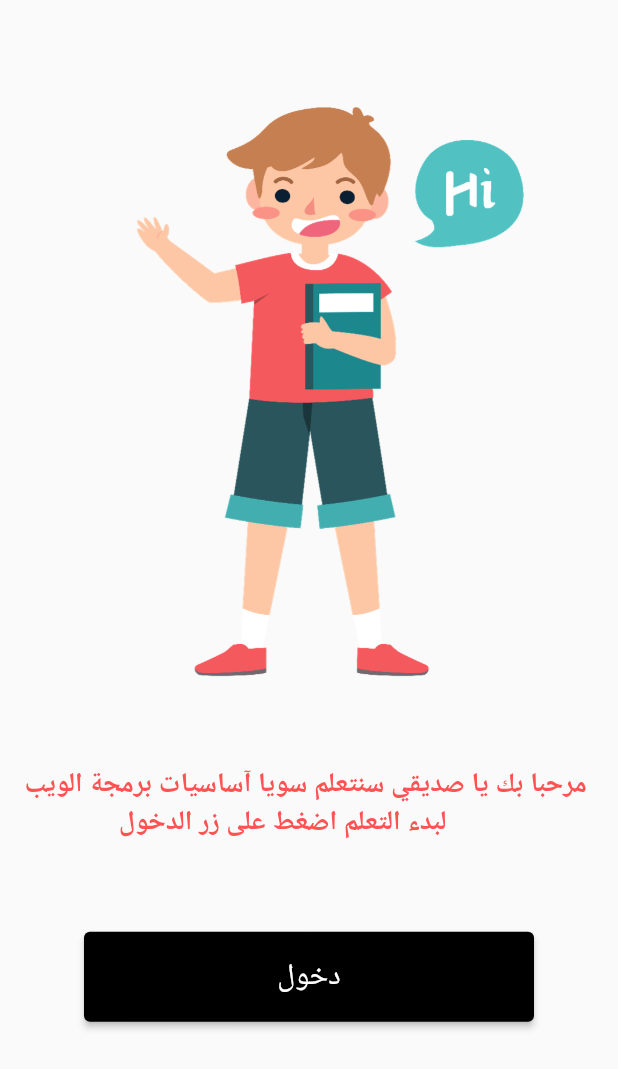
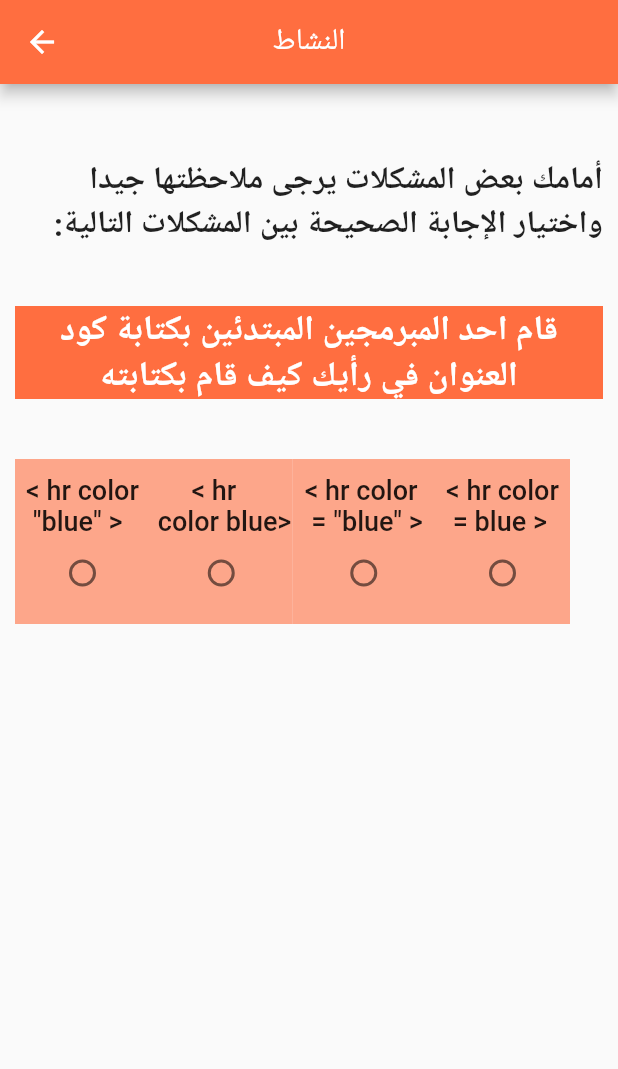
Before and after one commit to AnasKhaled1876/Intro-to-HTML, a Flutter app: the screen it shows after launch, on a phone screen of 412 x 824 dp. Shown: the top 1069 px of the screen. Run offline on Flutter 3.47's test engine with Material 2 defaults, Android fonts, the phone set to English and light mode, and no system bars; our stand-ins replace cloud_firestore, firebase_core, sqflite, youtube_player_flutter; accounts and stored records are empty.

Commit message:
Finished Lesson Four and Added Snackbar for wrong answers in Lesson one

```diff
--- /dev/null
+++ b/lib/lesson_four_page.dart
@@ -0,0 +1,275 @@
+import 'package:flutter/material.dart';
+import 'package:intro_to_html/lessons_page.dart';
+
+class LessonFourStudy extends StatelessWidget {
+  const LessonFourStudy({Key? key}) : super(key: key);
+
+  @override
+  Widget build(BuildContext context) {
+    return Scaffold(
+      appBar: AppBar(
+        centerTitle: true,
+        backgroundColor: Colors.deepOrangeAccent,
+        leading: IconButton(
+          onPressed: () {
+            Navigator.of(context).pop();
+          },
+          icon: const Icon(Icons.arrow_back),
+        ),
+        title: const Text("الدرس الرابع"),
+      ),
+      body: Container(
+        margin: const EdgeInsets.symmetric(horizontal: 10.0),
+        child: Column(
+          mainAxisAlignment: MainAxisAlignment.spaceAround,
+          children: <Widget>[
+            Expanded(
+              flex: 9,
+              child: Center(
+                child: Image.asset("assets/lesson4.png"),
+              ),
+            ),
+            Expanded(
+              flex: 1,
+              child: ElevatedButton(
+                onPressed: () {
+                  Navigator.push(
+                      context,
+                      MaterialPageRoute(
+                          builder: (context) => const LessonFourActivity()));
+                },
+                style: ElevatedButton.styleFrom(
+                    primary: Colors.black, minimumSize: const Size(300, 60)),
+                child: const Text(
+                  "النشاط",
+                  style: TextStyle(fontSize: 20),
+                ),
+              ),
+            ),
+            const Expanded(
+                child: SizedBox(
+              height: 40,
+            ))
+          ],
+        ),
+      ),
+    );
+  }
+}
+
+class LessonFourActivity extends StatefulWidget {
+  const LessonFourActivity({Key? key}) : super(key: key);
+
+  @override
+  State<LessonFourActivity> createState() => _LessonFourActivityState();
+}
+
+class _LessonFourActivityState extends State<LessonFourActivity> {
+  List<bool> checkBoxValues = [false, false, false, false];
+  bool finished = false;
+  void checkAndSetRestFalse(int except){
+    for(int i = 0; i<checkBoxValues.length;i++)
+      {
+        if(i == except) {
+          continue;
+        }
+        checkBoxValues[i]=false;
+      }
+  }
+
+  @override
+  Widget build(BuildContext context) {
+    return Scaffold(
+      appBar: AppBar(
+        centerTitle: true,
+        backgroundColor: Colors.deepOrangeAccent,
+        leading: IconButton(
+          onPressed: () {
+            Navigator.of(context).pop();
+          },
+          icon: const Icon(Icons.arrow_back),
+        ),
+        title: const Text("النشاط"),
+      ),
+      body: Container(
+        margin: const EdgeInsets.all(10),
+        child: Column(
+          children: <Widget>[
+            const SizedBox(
+              height: 40,
+            ),
+            const Align(
+              alignment: Alignment.centerRight,
+              child: Text(
+                "أمامك بعض المشكلات يرجى ملاحظتها جيدا واختيار الإجابة الصحيحة بين المشكلات التالية:",
+                textDirection: TextDirection.rtl,
+                style: TextStyle(fontSize: 21.0, fontWeight: FontWeight.bold),
+              ),
+            ),
+            const SizedBox(
+              height: 40,
+            ),
+            Container(
+              width: double.infinity,
+              color: Colors.deepOrangeAccent,
+              child: const Center(
+                child: Text(
+                  "قام احد المبرمجين المبتدئين بكتابة كود العنوان في رأيك كيف قام بكتابته",
+                  textDirection: TextDirection.rtl,
+                  style: TextStyle(
+                      color: Colors.white,
+                      fontWeight: FontWeight.bold,
+                      fontSize: 23.0),
+                  textAlign: TextAlign.center,
+                ),
+              ),
+            ),
+            const SizedBox(
+              height: 40,
+            ),
+            Row(
+              children: <Widget>[
+                Container(
+                  color: Colors.deepOrangeAccent.withOpacity(0.6),
+                  height: 110,
+                  width: 90,
+                  child: Column(
+                    mainAxisAlignment: MainAxisAlignment.center,
+                    children: <Widget>[
+                      const Text(
+                        "< hr color\n \"blue\" >",
+                        style: TextStyle(
+                            fontSize: 18, fontWeight: FontWeight.w500),
+                      ),
+                      Checkbox(
+                        value: checkBoxValues[0],
+                        onChanged: (val) {
+                          checkBoxValues[0] = val!;
+                          setState(() {
+                            checkBoxValues[0] = val;
+                            checkAndSetRestFalse(0);
+                          });
+                        },
+                        activeColor: Colors.grey,
+                        checkColor: Colors.black,
+                        shape: const CircleBorder(),
+                      ),
+                    ],
+                  ),
+                ),
+                Container(
+                  color: Colors.deepOrangeAccent.withOpacity(0.6),
+                  height: 110,
+                  width: 95,
+                  child: Column(
+                    mainAxisAlignment: MainAxisAlignment.center,
+                    children: <Widget>[
+                      const Text(
+                        "      < hr\n color blue>",
+                        style: TextStyle(
+                            fontSize: 18, fontWeight: FontWeight.w500),
+                      ),
+                      Checkbox(
+                        value: checkBoxValues[1],
+                        onChanged: (val) {
+                          checkBoxValues[1] = val!;
+                          setState(() {
+                            checkBoxValues[1] = val;
+                            checkAndSetRestFalse(1);
+                          });
+                        },
+                        activeColor: Colors.grey,
+                        checkColor: Colors.black,
+                        shape: const CircleBorder(),
+                      ),
+                    ],
+                  ),
+                ),
+                Container(
+                  color: Colors.deepOrangeAccent.withOpacity(0.6),
+                  height: 110,
+                  width: 95,
+                  child: Column(
+                    mainAxisAlignment: MainAxisAlignment.center,
+                    children: <Widget>[
+                      const Text(
+                        "< hr color\n = \"blue\" >",
+                        style: TextStyle(
+                            fontSize: 18, fontWeight: FontWeight.w500),
+                      ),
+                      Checkbox(
+                        value: checkBoxValues[2],
+                        onChanged: (val) {
+                          checkBoxValues[2] = val!;
+                          setState(() {
+                            checkBoxValues[2] = val;
+                            finished=true;
+                            checkAndSetRestFalse(2);
+                          });
+                        },
+                        activeColor: Colors.grey,
+                        checkColor: Colors.black,
+                        shape: const CircleBorder(),
+                      ),
+                    ],
+                  ),
+                ),
+                Container(
+                  color: Colors.deepOrangeAccent.withOpacity(0.6),
+                  height: 110,
+                  width: 90,
+                  child: Column(
+                    mainAxisAlignment: MainAxisAlignment.center,
+                    children: <Widget>[
+                      const Text(
+                        "< hr color\n = blue >",
+                        style: TextStyle(
+                            fontSize: 18, fontWeight: FontWeight.w500),
+                      ),
+                      Checkbox(
+                        value: checkBoxValues[3],
+                        onChanged: (val) {
+                          checkBoxValues[3] = val!;
+                          setState(() {
+                            checkBoxValues[3] = val;
+                            checkAndSetRestFalse(3);
+                          });
+                        },
+                        activeColor: Colors.grey,
+                        checkColor: Colors.black,
+                        shape: const CircleBorder(),
+                      ),
+                    ],
+                  ),
+                ),
+              ],
+            ),
+            const SizedBox(height: 20.0),
+            if (finished)
+              const Center(
+                child: Icon(
+                  Icons.check_circle,
+                  size: 50,
+                  color: Colors.green,
+                ),
+              ),
+            const SizedBox(height: 40.0),
+            if (finished)
+              ElevatedButton(
+                onPressed: () {
+                  Navigator.push(context,
+                      MaterialPageRoute(builder: (context) => const LessonsPage()));
+                },
+                style: ElevatedButton.styleFrom(
+                    primary: Colors.black, minimumSize: const Size(300, 60)),
+                child: const Text(
+                  "التالي",
+                  style: TextStyle(fontSize: 20),
+                ),
+              ),
+          ],
+        ),
+      ),
+    );
+  }
+}
--- a/lib/lessons_page.dart
+++ b/lib/lessons_page.dart
@@ -1,5 +1,6 @@
 import 'package:flutter/material.dart';
 import 'package:intro_to_html/first_lesson_page.dart';
+import 'package:intro_to_html/lesson_four_page.dart';
 import 'package:intro_to_html/second_lesson.dart';
 import 'package:intro_to_html/third_lesson_page.dart';
 
@@ -36,7 +37,7 @@ class _LessonsPageState extends State<LessonsPage> {
             const SizedBox(height: 20,),
             LessonTile("الدرس الثالث", const LessonThreeStudy()),
             const SizedBox(height: 20,),
-            LessonTile("الدرس الرابع", const LessonsPage()),
+            LessonTile("الدرس الرابع", const LessonFourStudy()),
             const SizedBox(height: 20,),
             LessonTile("الدرس الخامس", const LessonsPage()),
             const SizedBox(height: 20,),
--- a/lib/main.dart
+++ b/lib/main.dart
@@ -4,6 +4,7 @@ import 'package:intro_to_html/first_lesson_page.dart';
 import 'package:intro_to_html/home_page.dart';
 import 'package:intro_to_html/intro_page.dart';
 import 'package:firebase_core/firebase_core.dart';
+import 'package:intro_to_html/lesson_four_page.dart';
 import 'package:intro_to_html/second_lesson.dart';
 import 'package:intro_to_html/third_lesson_page.dart';
 import 'firebase_options.dart';
@@ -29,7 +30,7 @@ class MyApp extends StatelessWidget {
     Intl.defaultLocale = 'ar';
     return const MaterialApp(
 
-      home: IntroPage(),
+      home: LessonFourActivity(),
     );
   }
 }
```
Also changed, not shown: lib/first_lesson_page.dart (+19 -1 lines), assets/lesson4.png (added).
